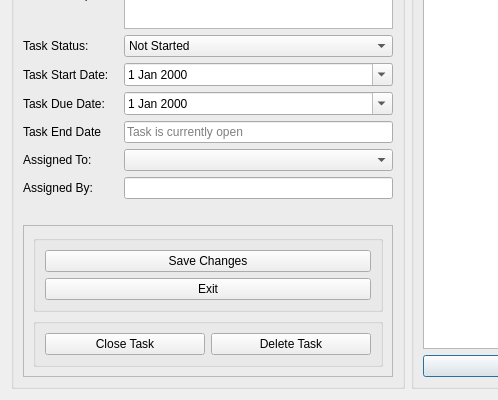
First picture: the form in ui/viewTaskDialog.ui, repository yasar12123/Soft27101-PMS, before the edit; both pictures show x 0 to 498 and y 197 to 597 of the 816 by 597 pixel window.
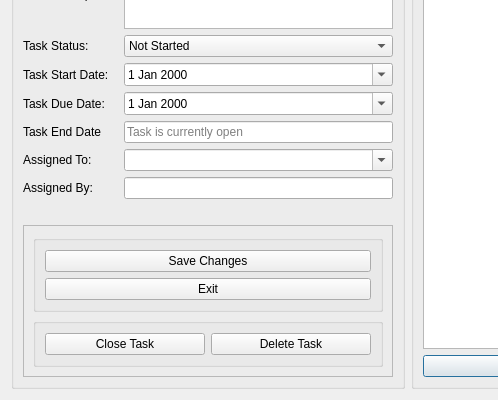
Second picture: the form after the edit.

The edit to the form file:
```diff
--- a/ui/viewTaskDialog.ui
+++ b/ui/viewTaskDialog.ui
@@ -7,7 +7,7 @@
     <x>0</x>
     <y>0</y>
     <width>816</width>
-    <height>559</height>
+    <height>587</height>
    </rect>
   </property>
   <property name="windowTitle">
@@ -156,7 +156,11 @@
          </widget>
         </item>
         <item row="7" column="2">
-         <widget class="QComboBox" name="taskAssigneeCB"/>
+         <widget class="QComboBox" name="taskAssigneeCB">
+          <property name="editable">
+           <bool>true</bool>
+          </property>
+         </widget>
         </item>
         <item row="8" column="2">
          <widget class="QLineEdit" name="taskAssignerLE">
```
Left out of the diff: 9 changed lines with no effect on the pictures.
